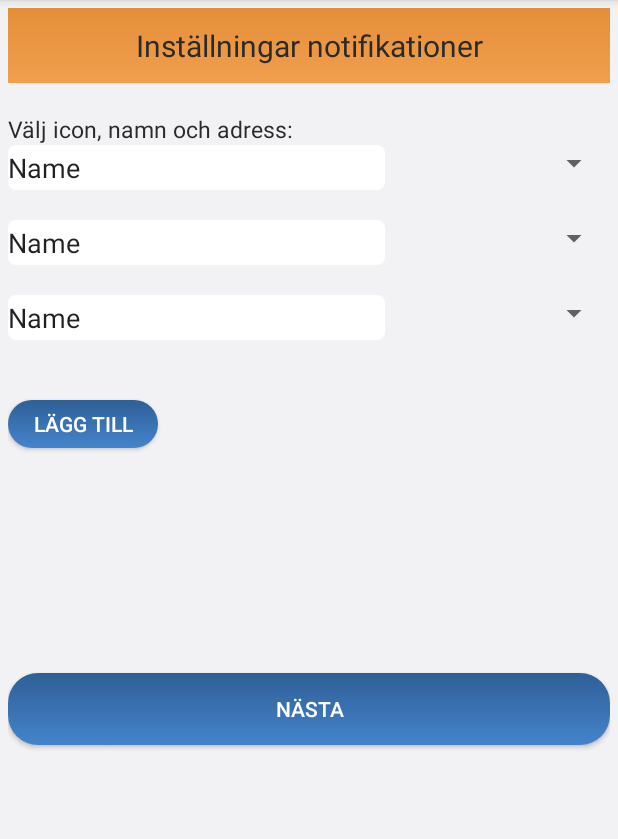
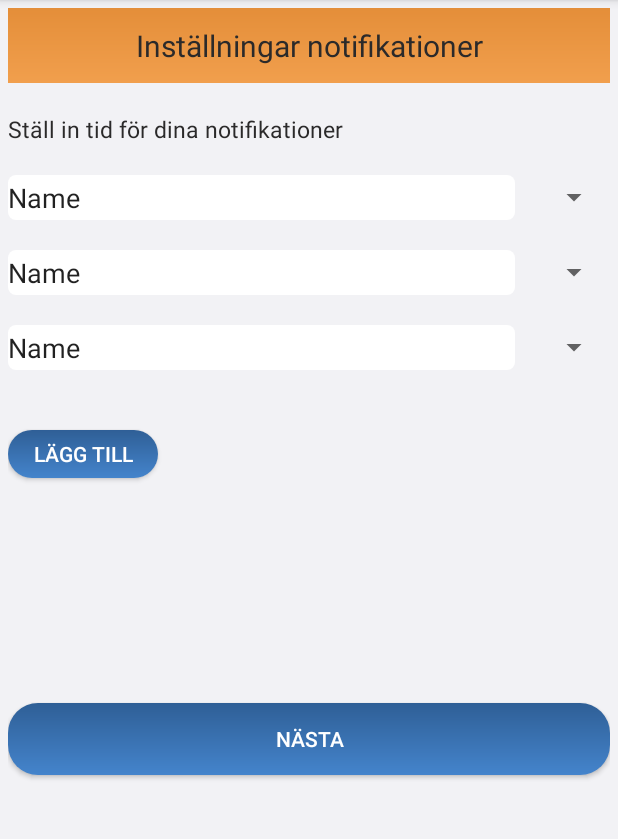
Before and after one commit to sofiejyrkinen/LeadTheWay, an Android app: the screen it shows after launch (SettingsNotificationsActivity), in the options menu, after a tap on "Notifikationer", on a phone screen of 412 x 824 dp, the part 84-923 px from its top. Run offline under Robolectric (Android 15) with nearby library versions, the phone set to English and light mode, and no system bars.

Commit message:
Förändringar i filerna EndAt.., GoToo & SettingsNot.java även i de tillhörande xml-filerna

```diff
--- a/app/src/main/java/app/garvinen/leadtheway/EndAtActivity.java
+++ b/app/src/main/java/app/garvinen/leadtheway/EndAtActivity.java
@@ -3,11 +3,15 @@ package app.garvinen.leadtheway;
 import android.os.Bundle;
 import android.support.v7.app.AppCompatActivity;
 import android.util.Log;
+import android.widget.TimePicker;
 
 public class EndAtActivity extends AppCompatActivity {
 
 
     private static String LOG_TAG = EndAtActivity.class.getName();
+    private TimePicker timePicker;
+    private int hour;
+    private int min;
 
     @Override
     protected void onCreate(Bundle savedInstanceState) {
@@ -16,6 +20,9 @@ public class EndAtActivity extends AppCompatActivity {
         setContentView(R.layout.activity_end_at);
         Log.d(LOG_TAG, "Setting Layout Done");
         //initiateButtons();
+
+        timePicker = (TimePicker) findViewById(R.id.endAtTime);
+        timePicker.setIs24HourView(true);
     }
 
 
--- a/app/src/main/java/app/garvinen/leadtheway/GoTooActivity.java
+++ b/app/src/main/java/app/garvinen/leadtheway/GoTooActivity.java
@@ -3,11 +3,16 @@ package app.garvinen.leadtheway;
 import android.os.Bundle;
 import android.support.v7.app.AppCompatActivity;
 import android.util.Log;
+import android.widget.TimePicker;
 
 
 public class GoTooActivity extends AppCompatActivity {
 
+
     private static String LOG_TAG = GoTooActivity.class.getName();
+    private TimePicker timePicker;
+    private int hour;
+    private int min;
 
     @Override
     protected void onCreate(Bundle savedInstanceState) {
@@ -16,6 +21,9 @@ public class GoTooActivity extends AppCompatActivity {
         setContentView(R.layout.activity_go_too);
         Log.d(LOG_TAG, "Setting Layout Done");
         //initiateButtons();
+
+        timePicker = (TimePicker) findViewById(R.id.goTooTime);
+        timePicker.setIs24HourView(true);
     }
 
     public void onStart(){
@@ -24,4 +32,9 @@ public class GoTooActivity extends AppCompatActivity {
     }
 
 
+
+
+
+
+
 }//end of GoToActivity
--- a/app/src/main/java/app/garvinen/leadtheway/SettingsNotificationsActivity.java
+++ b/app/src/main/java/app/garvinen/leadtheway/SettingsNotificationsActivity.java
@@ -1,15 +1,21 @@
 package app.garvinen.leadtheway;
 
 import android.content.Intent;
+import android.os.Bundle;
 import android.support.v7.app.AppCompatActivity;
-import android.os.Bundle;
 import android.util.Log;
 import android.view.Menu;
 import android.view.MenuItem;
+import android.view.View;
+import android.widget.ArrayAdapter;
+import android.widget.Button;
+import android.widget.Spinner;
 
 public class SettingsNotificationsActivity extends AppCompatActivity {
 
     private static String LOG_TAG = SettingsDestinationActivity.class.getName();
+    Spinner spinner;
+    ArrayAdapter<CharSequence> adapter;
 
     @Override
     protected void onCreate(Bundle savedInstanceState) {
@@ -17,7 +23,9 @@ public class SettingsNotificationsActivity extends AppCompatActivity {
         Log.d(LOG_TAG,"Setting Layout");
         setContentView(R.layout.activity_settings_notifications);
         Log.d(LOG_TAG, "Setting Layout Done");
-        //initiateButtons();
+        initiateSpinner();
+        initiateButtons();
+
 
     }//end of onCreate
 
@@ -63,6 +71,38 @@ public class SettingsNotificationsActivity extends AppCompatActivity {
     }
 
 
+    /*
+     * A method that sets the values for the spinners
+     */
+    public void initiateSpinner(){
+        spinner =(Spinner)findViewById(R.id.firstMinSpinner);
+        adapter = ArrayAdapter.createFromResource(this, R.array.minutes_array, android.R.layout.simple_spinner_item);
+        adapter.setDropDownViewResource(android.R.layout.simple_spinner_dropdown_item);
+        spinner.setAdapter(adapter);
+
+        spinner =(Spinner)findViewById(R.id.secondMinSpinner);
+        adapter = ArrayAdapter.createFromResource(this, R.array.minutes_array, android.R.layout.simple_spinner_item);
+        adapter.setDropDownViewResource(android.R.layout.simple_spinner_dropdown_item);
+        spinner.setAdapter(adapter);
+
+        spinner =(Spinner)findViewById(R.id.thirdMinSpinner);
+        adapter = ArrayAdapter.createFromResource(this, R.array.minutes_array, android.R.layout.simple_spinner_item);
+        adapter.setDropDownViewResource(android.R.layout.simple_spinner_dropdown_item);
+        spinner.setAdapter(adapter);
+
+    } //end of initiateSpinner
+
+    public void initiateButtons(){
+
+        Button buttonNext =(Button) findViewById(R.id.buttonNext);
+        buttonNext.setOnClickListener(new View.OnClickListener(){
+            public void onClick(View v){
+                Intent intent = new Intent(SettingsNotificationsActivity.this, MainActivity.class);
+                startActivity(intent);
+            }
+        });
+
+    }//end of initiateButtons
 
 
 }//end of SettingsNotificationsActivity
--- a/app/src/main/res/layout/activity_end_at.xml
+++ b/app/src/main/res/layout/activity_end_at.xml
@@ -110,7 +110,7 @@
         android:id="@+id/LabelGoToo" />
 
     <TimePicker
-        android:id="@+id/simpleTimePicker"
+        android:id="@+id/endAtTime"
         android:layout_width="wrap_content"
         android:layout_height="wrap_content"
         android:timePickerMode="spinner"
--- a/app/src/main/res/layout/activity_go_too.xml
+++ b/app/src/main/res/layout/activity_go_too.xml
@@ -108,7 +108,7 @@
         android:id="@+id/LabelGoToo" />
 
     <TimePicker
-        android:id="@+id/simpleTimePicker"
+        android:id="@+id/goTooTime"
         android:layout_width="wrap_content"
         android:layout_height="wrap_content"
         android:timePickerMode="spinner"
--- a/app/src/main/res/layout/activity_settings_notifications.xml
+++ b/app/src/main/res/layout/activity_settings_notifications.xml
@@ -25,11 +25,12 @@
 
     <TextView
         android:id="@+id/LabelNotification"
-        android:text="Välj icon, namn och adress:"
+        android:text="Ställ in tid för dina notifikationer"
         android:layout_width="match_parent"
         android:layout_height="wrap_content"
         android:textSize="15sp"
         android:textColor="#2b2a2a"
+        android:layout_marginBottom="20sp"
         android:layout_marginTop="20sp" />
 
 <LinearLayout
@@ -38,24 +39,23 @@
     android:orientation="horizontal">
 
     <EditText
-        android:id="@+id/editText1"
+        android:id="@+id/notField1"
         android:layout_marginTop="20sp"
         android:layout_width="wrap_content"
         android:layout_height="wrap_content"
         android:inputType="text"
-        android:layout_weight="2"
+        android:layout_weight="5"
         android:layout_gravity="left"
         android:text="Name"
         android:background="@drawable/custom_edit_text_field" />
 
     <Spinner
-        android:id="@+id/spinner"
+        android:id="@+id/firstMinSpinner"
+        android:layout_height="30sp"
+        android:layout_width="5sp"
         android:spinnerMode="dropdown"
-        android:layout_width="wrap_content"
-        android:layout_height="wrap_content"
         android:layout_weight="1"
-        android:layout_gravity="right"
-        android:text="Hejhopp" />
+        android:layout_gravity="right" />
 
 </LinearLayout>
 
@@ -65,24 +65,23 @@
         android:orientation="horizontal">
 
     <EditText
-        android:id="@+id/editText2"
+        android:id="@+id/notField2"
         android:layout_marginTop="20sp"
         android:layout_width="wrap_content"
         android:layout_height="wrap_content"
         android:inputType="text"
-        android:layout_weight="2"
+        android:layout_weight="5"
         android:layout_gravity="left"
         android:text="Name"
         android:background="@drawable/custom_edit_text_field" />
 
         <Spinner
-            android:id="@+id/spinner2"
+            android:id="@+id/secondMinSpinner"
             android:spinnerMode="dropdown"
-            android:layout_width="wrap_content"
-            android:layout_height="wrap_content"
+            android:layout_width="5sp"
+            android:layout_height="30sp"
             android:layout_weight="1"
-            android:layout_gravity="right"
-            android:text="Hejhopp" />
+            android:layout_gravity="right" />
 
     </LinearLayout>
 
@@ -93,24 +92,23 @@
         android:orientation="horizontal">
 
     <EditText
-        android:id="@+id/editText3"
+        android:id="@+id/notField3"
         android:layout_marginTop="20sp"
         android:layout_width="wrap_content"
         android:layout_height="wrap_content"
         android:inputType="text"
-        android:layout_weight="2"
+        android:layout_weight="5"
         android:layout_gravity="left"
         android:text="Name"
         android:background="@drawable/custom_edit_text_field" />
 
         <Spinner
-            android:id="@+id/spinner3"
+            android:id="@+id/thirdMinSpinner"
             android:spinnerMode="dropdown"
-            android:layout_width="wrap_content"
-            android:layout_height="wrap_content"
+            android:layout_width="5sp"
+            android:layout_height="30sp"
             android:layout_weight="1"
-            android:layout_gravity="right"
-            android:text="Hejhopp" />
+            android:layout_gravity="right" />
 
     </LinearLayout>
 
--- a/app/src/main/res/values/strings.xml
+++ b/app/src/main/res/values/strings.xml
@@ -1,3 +1,13 @@
 <resources>
     <string name="app_name">LeadTheWay</string>
+
+    <string-array name="minutes_array">
+        <item>05</item>
+        <item>10</item>
+        <item>15</item>
+        <item>20</item>
+        <item>25</item>
+        <item>30</item>
+    </string-array>
+
 </resources>
```
